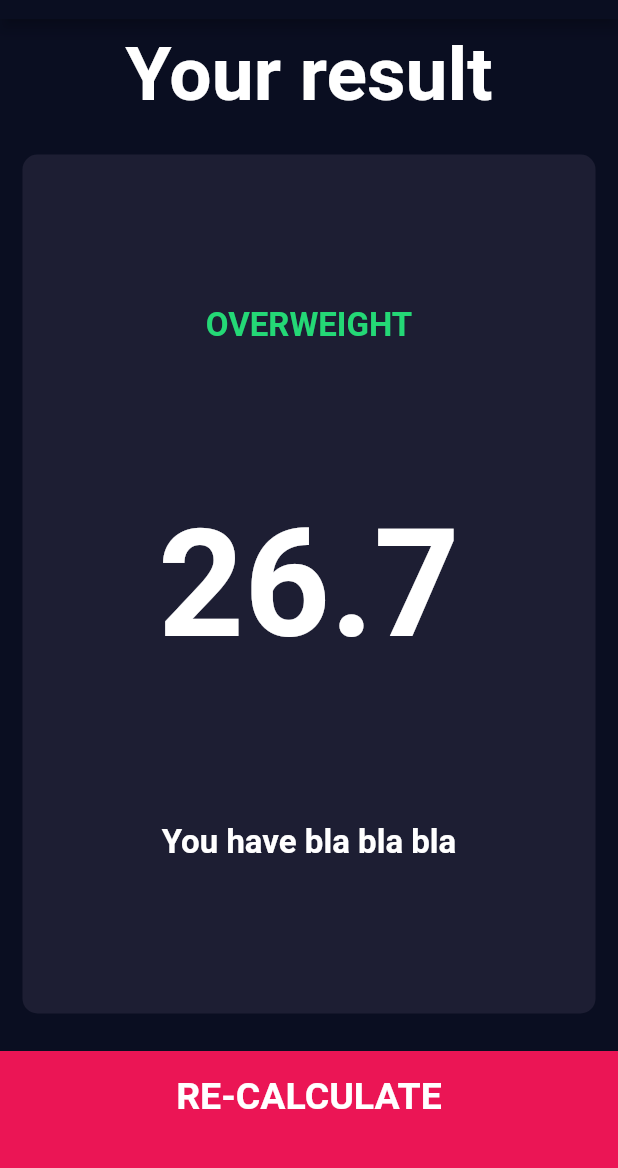
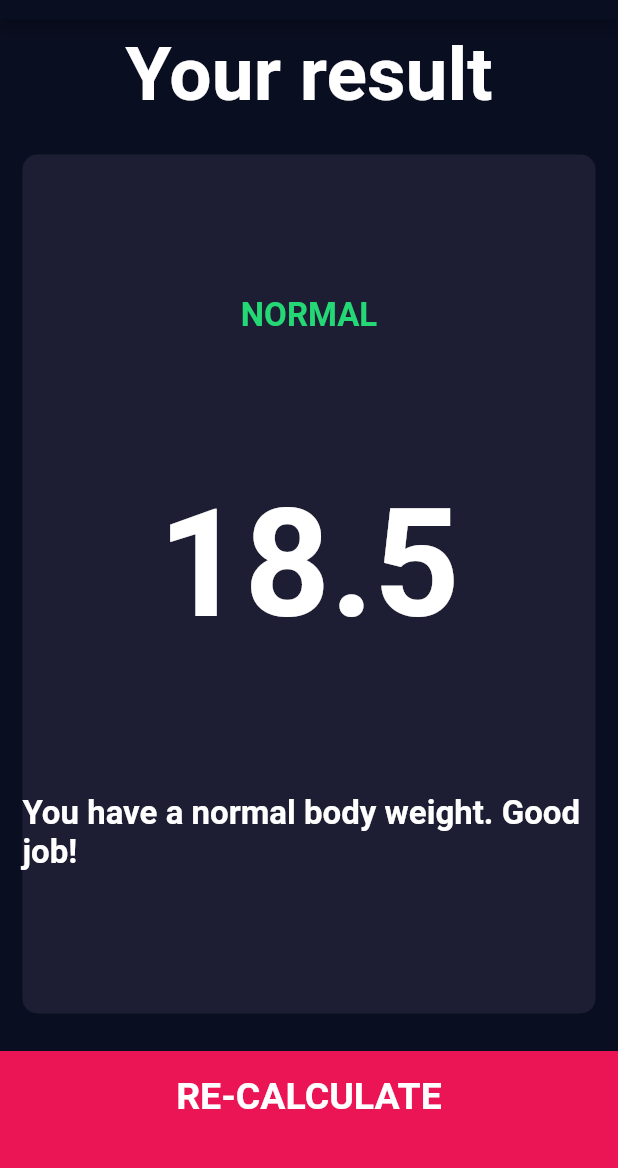
Before and after one commit to zod4iy/FlutterBootCamp, a Flutter app: the screen it shows after launch, after a tap on "CALCULATE", on a phone screen of 412 x 824 dp, the part 65-1233 px from its top. Run offline on Flutter 3.47's test engine with Material 2 defaults, Android fonts, the light colour scheme and no system bars; our stand-ins replace audioplayers, font_awesome_flutter, rflutter_alert.

Commit message:
[bmi_calculator] - Create and use CalculatorBrain

```diff
--- /dev/null
+++ b/bmi_calculator/lib/calculator_brain.dart
@@ -0,0 +1,37 @@
+import 'dart:math';
+
+class CalculatorBrain {
+  final int height;
+  final int weight;
+  double _bmi = 0.0;
+
+  CalculatorBrain({
+    required this.height,
+    required this.weight,
+  });
+
+  String calculateBMI() {
+    _bmi = weight/pow(height/100, 2);
+    return _bmi.toStringAsFixed(1);
+  }
+
+  String getResult() {
+    if (_bmi >= 25) {
+      return 'OVERWEIGHT';
+    } else if (_bmi > 18.5) {
+      return 'NORMAL';
+    } else {
+      return 'UNDERWEIGHT';
+    }
+  }
+
+  String getInterpretation() {
+    if (_bmi >= 25) {
+      return 'You have a higher than normal body weight. Try to exercise more';
+    } else if (_bmi > 18.5) {
+      return 'You have a normal body weight. Good job!';
+    } else {
+      return 'You have a lower than normal body weight. You can eat a bit more';
+    }
+  }
+}
--- a/bmi_calculator/lib/screens/input_page.dart
+++ b/bmi_calculator/lib/screens/input_page.dart
@@ -1,3 +1,4 @@
+import 'package:bmi_calculator/calculator_brain.dart';
 import 'package:flutter/material.dart';
 import 'package:font_awesome_flutter/font_awesome_flutter.dart';
 import '../constants.dart';
@@ -201,8 +202,14 @@ class _InputPageState extends State<InputPage> {
           MainBottomButton(
             title: 'CALCULATE',
             onTap: () {
+              CalculatorBrain calculator = CalculatorBrain(height: height, weight: weight);
+
               Navigator.push(context,
-                  MaterialPageRoute(builder: (context) => const ResultPage()));
+                  MaterialPageRoute(builder: (context) => ResultPage(
+                    bmi: calculator.calculateBMI(),
+                    result: calculator.getResult(),
+                    interpretation: calculator.getInterpretation(),
+                  )));
             },
           ),
         ],
--- a/bmi_calculator/lib/screens/result_page.dart
+++ b/bmi_calculator/lib/screens/result_page.dart
@@ -1,11 +1,19 @@
 import 'package:bmi_calculator/components/reusable_card.dart';
 import 'package:flutter/material.dart';
 import 'package:bmi_calculator/constants.dart';
-import 'package:bmi_calculator/components/reusable_card.dart';
 import 'package:bmi_calculator/components/bottom_button.dart';
 
 class ResultPage extends StatelessWidget {
-  const ResultPage({Key? key}) : super(key: key);
+  final String bmi;
+  final String result;
+  final String interpretation;
+
+  const ResultPage({
+    Key? key,
+    required this.bmi,
+    required this.result,
+    required this.interpretation,
+  }) : super(key: key);
 
   @override
   Widget build(BuildContext context) {
@@ -33,9 +41,9 @@ class ResultPage extends StatelessWidget {
               cardChild: Column(
                 mainAxisAlignment: MainAxisAlignment.spaceEvenly,
                 children: [
-                  Text('OVERWEIGHT', style: kResultTextStyle,),
-                  Text('26.7', style: kBMITextStyle,),
-                  Text('You have bla bla bla', style: kBodyTextStyle,),
+                  Text(result, style: kResultTextStyle,),
+                  Text(bmi, style: kBMITextStyle,),
+                  Text(interpretation, style: kBodyTextStyle,),
                 ],
               ),
             ),
```
